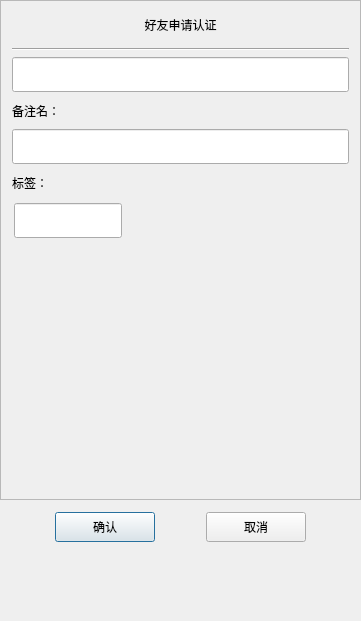
Old version of the form ChatClient/AuthenFriend.ui in the repository CodeNumberZero/LearningProject.
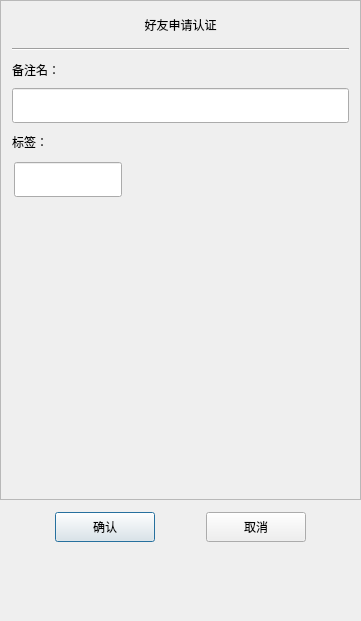
New version of the form. Custom widgets are drawn as their Qt base class.

What changed in the file:
```diff
--- a/ChatClient/AuthenFriend.ui
+++ b/ChatClient/AuthenFriend.ui
@@ -103,22 +103,6 @@
             </property>
            </widget>
           </item>
-          <item>
-           <widget class="CustomizeEdit" name="apply_lineEdit">
-            <property name="minimumSize">
-             <size>
-              <width>0</width>
-              <height>35</height>
-             </size>
-            </property>
-            <property name="maximumSize">
-             <size>
-              <width>16777215</width>
-              <height>35</height>
-             </size>
-            </property>
-           </widget>
-          </item>
           <item>
            <widget class="QLabel" name="label_2">
             <property name="minimumSize">
```
